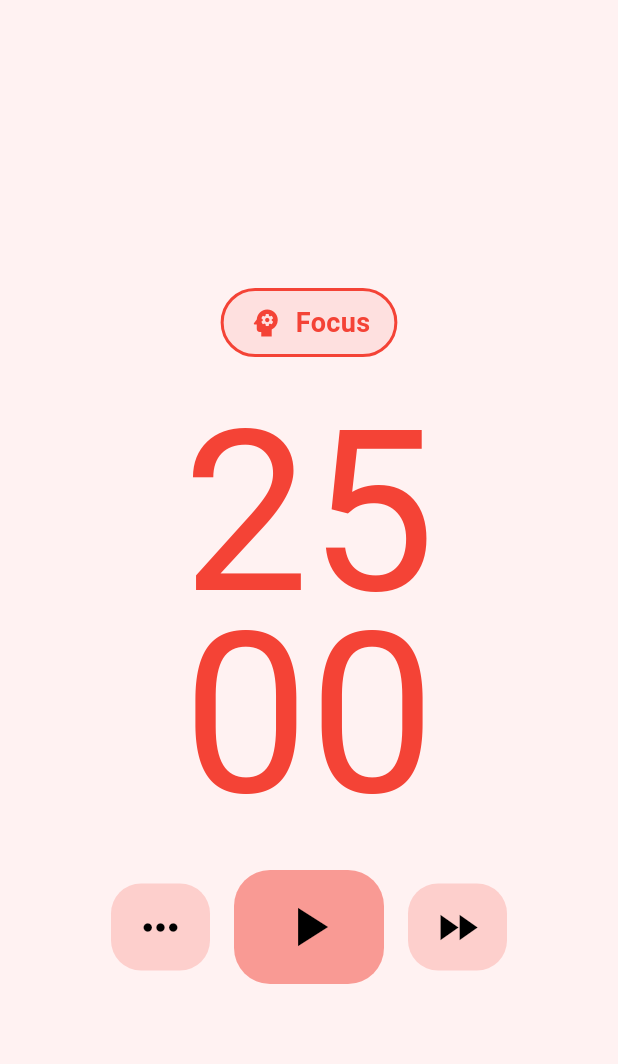
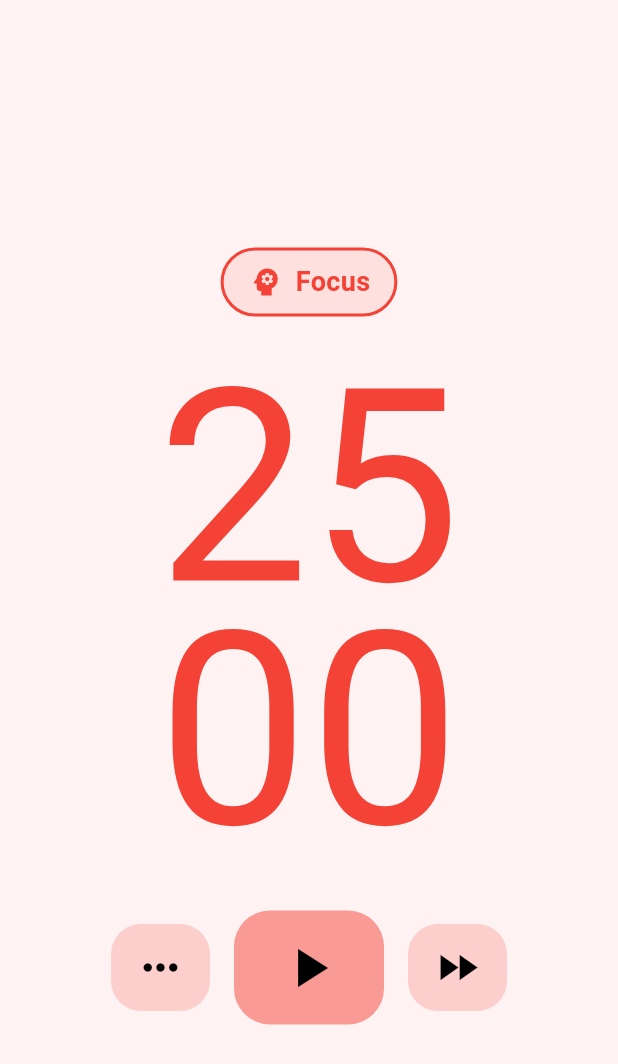
Before and after one commit to singhrishabh93/pomodoro_app, a Flutter app: the screen it shows after launch, on a phone screen of 412 x 824 dp. Shown: the top 1064 px of the screen. Run offline on Flutter 3.47's test engine with Material 3 defaults, Android fonts, the phone set to English and light mode, and no system bars; our stand-ins replace audioplayers, bloc, equatable, flutter_bloc, google_fonts, hydrated_bloc.

Commit message:
font added

```diff
--- a/lib/widgets/display.dart
+++ b/lib/widgets/display.dart
@@ -1,5 +1,6 @@
 // lib/widgets/display.dart
 import 'package:flutter/material.dart';
+import 'package:google_fonts/google_fonts.dart';
 import 'package:intl/intl.dart';
 
 class Display extends StatelessWidget {
@@ -21,8 +22,7 @@ Widget build(BuildContext context) {
 
     return AnimatedDefaultTextStyle(
       duration: const Duration(milliseconds: 200),
-    style: TextStyle(
-      fontFamily: 'Roboto',
+      style: GoogleFonts.roboto(
         fontWeight: isRunning ? FontWeight.bold : FontWeight.normal,
         color: Theme.of(context).colorScheme.primary,
       ),
@@ -32,11 +32,21 @@ Widget build(BuildContext context) {
         children: [
           Text(
             formattedMinutes,
-          style: const TextStyle(fontSize: 150, height: 0.9),
+            style: GoogleFonts.roboto(
+              fontSize: 180,
+              height: 0.9,
+              fontWeight: isRunning ? FontWeight.bold : FontWeight.normal,
+              color: Theme.of(context).colorScheme.primary,
+            ),
           ),
           Text(
             formattedSeconds,
-          style: const TextStyle(fontSize: 150, height: 0.9),
+            style:  GoogleFonts.roboto(
+              fontSize: 180,
+              height: 0.9,
+              fontWeight: isRunning ? FontWeight.bold : FontWeight.normal,
+              color: Theme.of(context).colorScheme.primary,
+            ),
           ),
         ],
       ),
--- a/pubspec.yaml
+++ b/pubspec.yaml
@@ -46,6 +46,7 @@ dependencies:
   # The following adds the Cupertino Icons font to your application.
   # Use with the CupertinoIcons class for iOS style icons.
   cupertino_icons: ^1.0.8
+  google_fonts: ^6.2.1
 
 
 dev_dependencies:
```
Also changed, not shown: pubspec.lock. Lines whose indentation alone changed are shown as unchanged.
